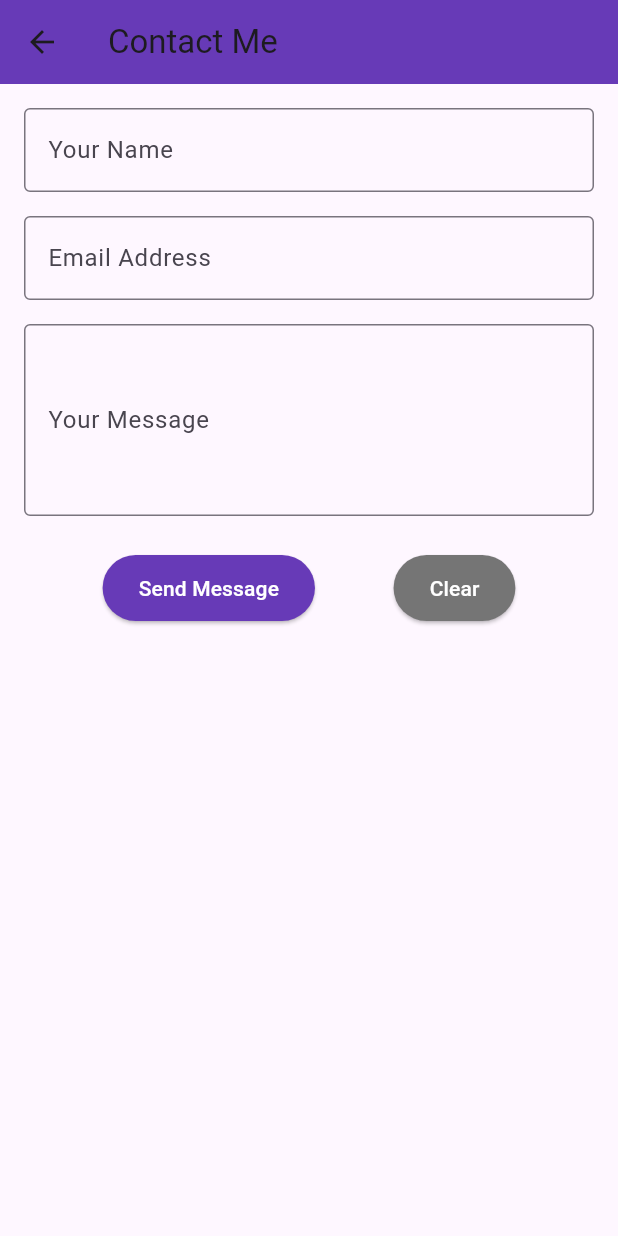
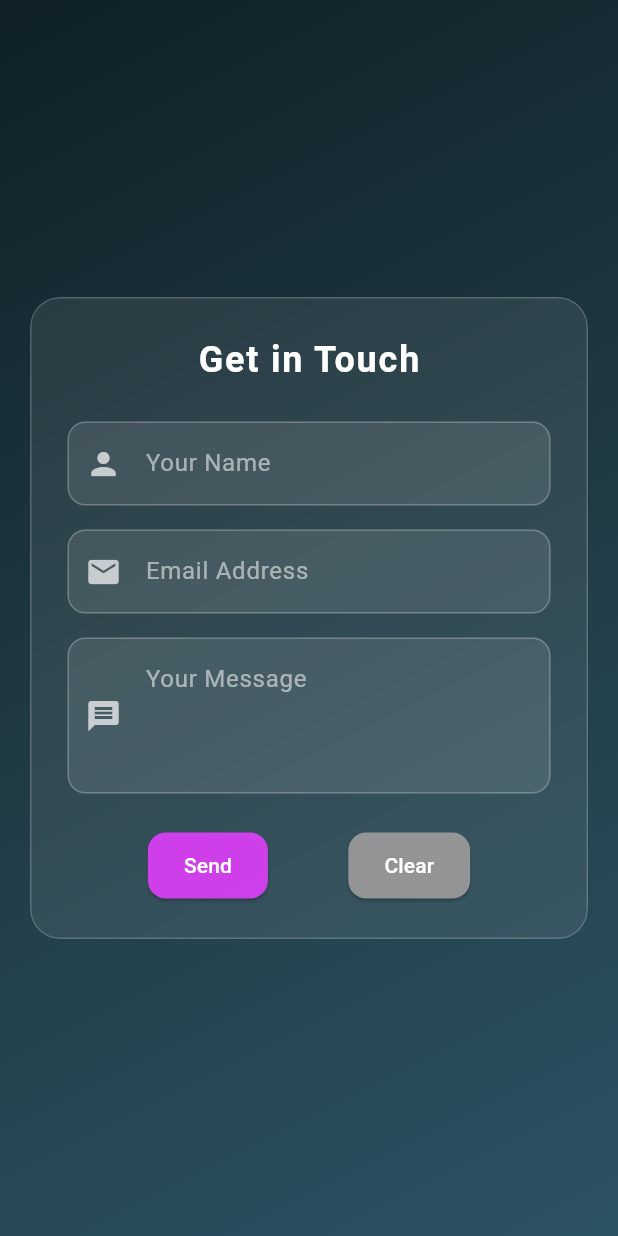
Before and after one commit to faheemnaveed07/drawer_collab, a Flutter app: the screen it shows after launch, in the side drawer, after a tap on "Contact Us", on a phone screen of 412 x 824 dp. Run offline on Flutter 3.47's test engine with Material 3 defaults, Android fonts, the phone set to English and light mode, and no system bars.

Commit message:
modified page by rehman

```diff
--- a/lib/screens/contact_page.dart
+++ b/lib/screens/contact_page.dart
@@ -1,3 +1,4 @@
+import 'dart:ui';
 import 'package:flutter/material.dart';
 
 class ContactPage extends StatefulWidget {
@@ -13,15 +14,15 @@ class _ContactPageState extends State<ContactPage> {
 
   void _sendMessage() {
     if (_formKey.currentState!.validate()) {
-      String name = _nameController.text;
-      String email = _emailController.text;
-      String message = _messageController.text;
-
       ScaffoldMessenger.of(context).showSnackBar(
-        SnackBar(content: Text('Message sent! Thank you, $name.')),
+        SnackBar(
+          backgroundColor: Colors.black87,
+          content: Text(
+            'Message Sent! Thank you, ${_nameController.text}.',
+            style: TextStyle(color: Colors.white),
+          ),
+        ),
       );
-
-      // You can also send to server or email here
     }
   }
 
@@ -34,38 +35,63 @@ class _ContactPageState extends State<ContactPage> {
   @override
   Widget build(BuildContext context) {
     return Scaffold(
-      appBar: AppBar(
-        title: Text("Contact Me"),
-        backgroundColor: Colors.deepPurple,
+      // Gradient background
+      body: Container(
+        decoration: BoxDecoration(
+          gradient: LinearGradient(
+            colors: [Color(0xFF0F2027), Color(0xFF203A43), Color(0xFF2C5364)],
+            begin: Alignment.topLeft,
+            end: Alignment.bottomRight,
           ),
-      body: Padding(
-        padding: const EdgeInsets.all(16),
+        ),
+        child: Center(
+          child: Padding(
+            padding: const EdgeInsets.all(20),
+            child: ClipRRect(
+              borderRadius: BorderRadius.circular(20),
+              child: BackdropFilter(
+                filter: ImageFilter.blur(sigmaX: 15, sigmaY: 15),
+                child: Container(
+                  padding: const EdgeInsets.all(24),
+                  decoration: BoxDecoration(
+                    color: Colors.white.withOpacity(0.08),
+                    borderRadius: BorderRadius.circular(20),
+                    border: Border.all(color: Colors.white.withOpacity(0.2)),
+                  ),
                   child: Form(
                     key: _formKey,
                     child: Column(
+                      mainAxisSize: MainAxisSize.min,
                       children: [
-              // Name Field
-              TextFormField(
+                        Text(
+                          "Get in Touch",
+                          style: TextStyle(
+                            fontSize: 24,
+                            fontWeight: FontWeight.bold,
+                            color: Colors.white,
+                            letterSpacing: 1.2,
+                          ),
+                        ),
+                        SizedBox(height: 24),
+
+                        // Name
+                        _buildTextField(
                           controller: _nameController,
-                decoration: InputDecoration(
-                  labelText: 'Your Name',
-                  border: OutlineInputBorder(),
-                ),
-                validator: (value) =>
-                value == null || value.isEmpty ? 'Enter your name' : null,
+                          hint: "Your Name",
+                          icon: Icons.person,
                         ),
                         SizedBox(height: 16),
 
-              // Email Field
-              TextFormField(
+                        // Email
+                        _buildTextField(
                           controller: _emailController,
-                decoration: InputDecoration(
-                  labelText: 'Email Address',
-                  border: OutlineInputBorder(),
-                ),
-                keyboardType: TextInputType.emailAddress,
+                          hint: "Email Address",
+                          icon: Icons.email,
+                          inputType: TextInputType.emailAddress,
                           validator: (value) {
-                  if (value == null || value.isEmpty) return 'Enter your email';
+                            if (value == null || value.isEmpty) {
+                              return 'Enter your email';
+                            }
                             if (!value.contains('@') || !value.contains('.')) {
                               return 'Enter a valid email';
                             }
@@ -74,16 +100,12 @@ class _ContactPageState extends State<ContactPage> {
                         ),
                         SizedBox(height: 16),
 
-              // Message Field
-              TextFormField(
+                        // Message
+                        _buildTextField(
                           controller: _messageController,
-                decoration: InputDecoration(
-                  labelText: 'Your Message',
-                  border: OutlineInputBorder(),
-                ),
-                maxLines: 4,
-                validator: (value) =>
-                value == null || value.isEmpty ? 'Enter a message' : null,
+                          hint: "Your Message",
+                          icon: Icons.message,
+                          maxLines: 3,
                         ),
                         SizedBox(height: 24),
 
@@ -91,28 +113,69 @@ class _ContactPageState extends State<ContactPage> {
                         Row(
                           mainAxisAlignment: MainAxisAlignment.spaceEvenly,
                           children: [
-                  ElevatedButton(
-                    onPressed: _sendMessage,
-                    style: ElevatedButton.styleFrom(
-                      backgroundColor: Colors.deepPurple,
-                      padding: EdgeInsets.symmetric(horizontal: 24, vertical: 12),
-                    ),
-                    child: Text("Send Message",style: TextStyle(color: Colors.white),),
-                  ),
-                  ElevatedButton(
-                    onPressed: _clearFields,
-                    style: ElevatedButton.styleFrom(
-                      backgroundColor: Colors.grey[600],
-                      padding: EdgeInsets.symmetric(horizontal: 24, vertical: 12),
-                    ),
-                    child: Text("Clear",style: TextStyle(color: Colors.white),),
+                            _buildButton("Send", _sendMessage, Colors.purpleAccent),
+                            _buildButton("Clear", _clearFields, Colors.grey),
+                          ],
                         ),
                       ],
-              )
-            ],
+                    ),
+                  ),
+                ),
+              ),
+            ),
           ),
         ),
       ),
     );
   }
+
+  Widget _buildTextField({
+    required TextEditingController controller,
+    required String hint,
+    required IconData icon,
+    TextInputType inputType = TextInputType.text,
+    int maxLines = 1,
+    String? Function(String?)? validator,
+  }) {
+    return TextFormField(
+      controller: controller,
+      keyboardType: inputType,
+      maxLines: maxLines,
+      style: TextStyle(color: Colors.white),
+      validator: validator ??
+              (value) =>
+          value == null || value.isEmpty ? 'Please enter $hint' : null,
+      decoration: InputDecoration(
+        prefixIcon: Icon(icon, color: Colors.white70),
+        hintText: hint,
+        hintStyle: TextStyle(color: Colors.white54),
+        filled: true,
+        fillColor: Colors.white.withOpacity(0.1),
+        border: OutlineInputBorder(
+          borderRadius: BorderRadius.circular(12),
+          borderSide: BorderSide(color: Colors.white24),
+        ),
+        enabledBorder: OutlineInputBorder(
+          borderRadius: BorderRadius.circular(12),
+          borderSide: BorderSide(color: Colors.white24),
+        ),
+        focusedBorder: OutlineInputBorder(
+          borderRadius: BorderRadius.circular(12),
+          borderSide: BorderSide(color: Colors.purpleAccent),
+        ),
+      ),
+    );
   }
+
+  Widget _buildButton(String text, VoidCallback onPressed, Color color) {
+    return ElevatedButton(
+      onPressed: onPressed,
+      style: ElevatedButton.styleFrom(
+        backgroundColor: color.withOpacity(0.9),
+        padding: EdgeInsets.symmetric(horizontal: 24, vertical: 12),
+        shape: RoundedRectangleBorder(borderRadius: BorderRadius.circular(12)),
+      ),
+      child: Text(text, style: TextStyle(color: Colors.white)),
+    );
+  }
+}
```
Lines whose indentation alone changed are shown as unchanged.
